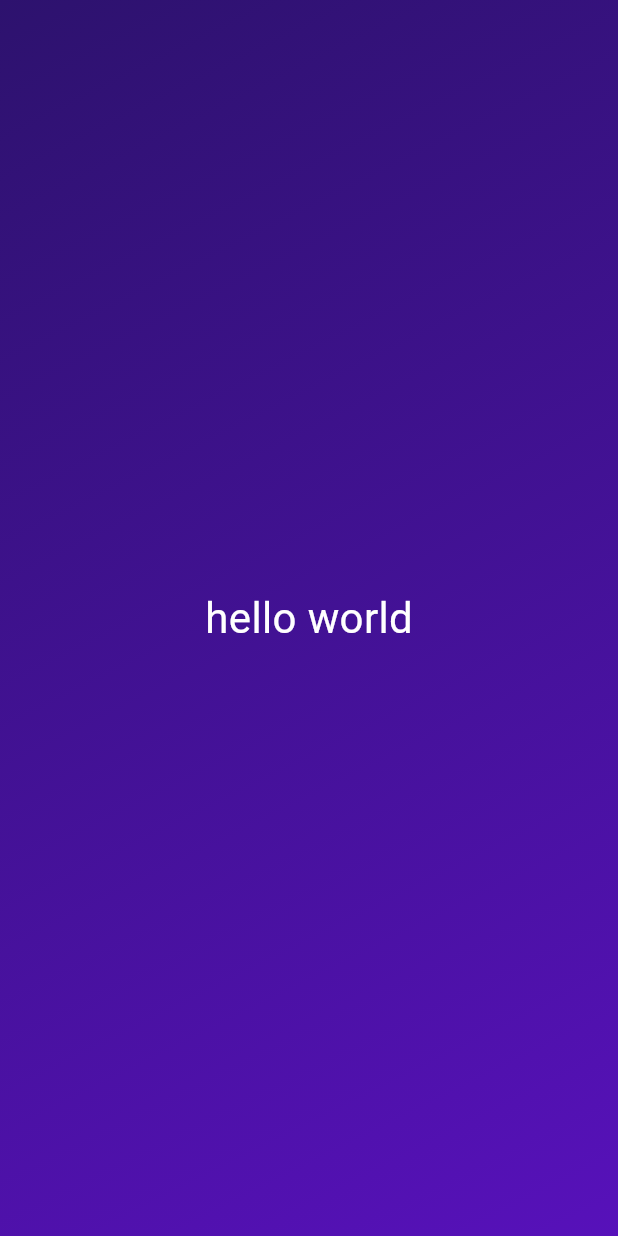
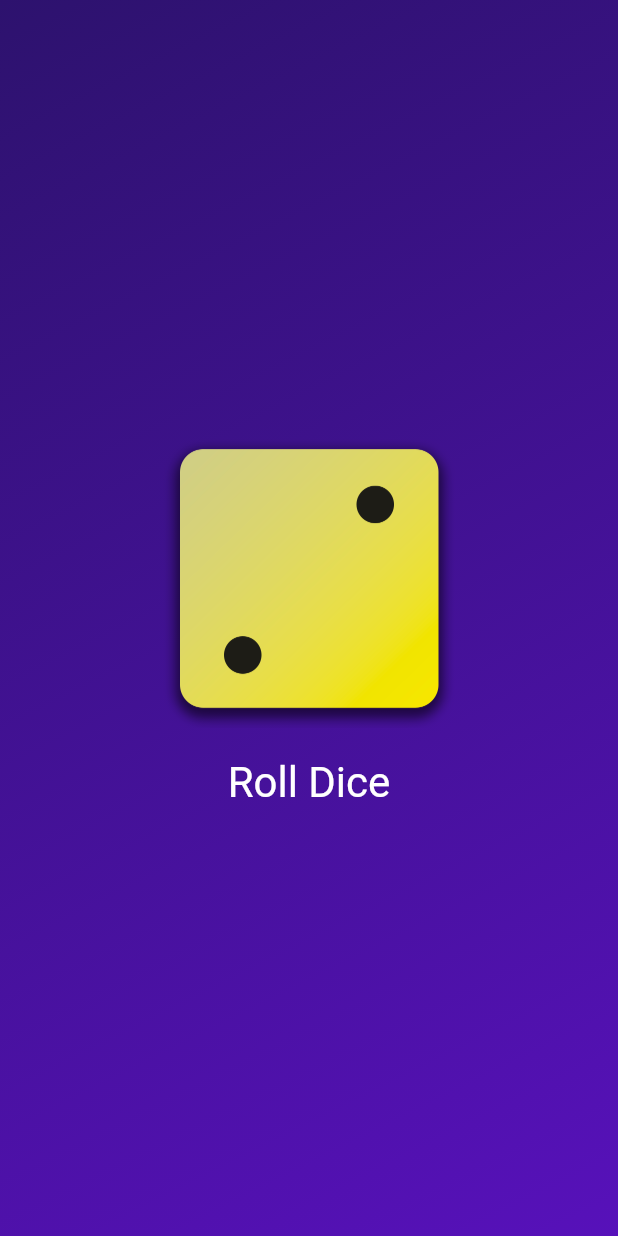
Before and after one commit to NaufalAssyafiqF/rollDiceApp-Maximilian, a Flutter app: the screen it shows after launch, on a phone screen of 412 x 824 dp. Run offline on Flutter 3.47's test engine with Material 3 defaults, Android fonts, the phone set to English and light mode, and no system bars.

Commit message:
add images dice, add text button, set randomize number handler

```diff
--- /dev/null
+++ b/lib/dice_roller.dart
@@ -0,0 +1,43 @@
+import 'package:flutter/material.dart';
+import 'dart:math';
+
+final randomizer = Random();
+
+class DiceRoller extends StatefulWidget {
+  const DiceRoller({super.key});
+
+  @override
+  State<DiceRoller> createState() => _DiceRollerState();
+}
+
+class _DiceRollerState extends State<DiceRoller> {
+  var currentRoll = 2;
+
+  void rollDice() {
+    setState(() {
+      currentRoll = randomizer.nextInt(5) + 1;
+    });
+  }
+
+  @override
+  Widget build(BuildContext context) {
+    return Column(
+      mainAxisSize: MainAxisSize.min,
+      children: [
+        Image.asset(
+          'assets/images/dice-$currentRoll.png',
+          width: 200,
+        ),
+        TextButton(
+          onPressed: rollDice,
+          style: TextButton.styleFrom(
+            padding: EdgeInsets.only(top: 20),
+            foregroundColor: Colors.white,
+            textStyle: TextStyle(fontSize: 28),
+          ),
+          child: const Text("Roll Dice"),
+        )
+      ],
+    );
+  }
+}
--- /dev/null
+++ b/lib/gradient_container.dart
@@ -0,0 +1,27 @@
+import 'package:diceroll_app/dice_roller.dart';
+import 'package:flutter/material.dart';
+
+class GradientContainer extends StatelessWidget {
+  const GradientContainer(this.color1, this.color2, {super.key});
+
+  final Color color1;
+  final Color color2;
+
+  @override
+  Widget build(BuildContext context) {
+    return Container(
+      decoration: BoxDecoration(
+        gradient: LinearGradient(
+          colors: [
+            color1, color2
+            // Color.fromARGB(255, 45, 18, 110),
+            // Color.fromARGB(255, 87, 17, 186)
+          ],
+          begin: Alignment.topLeft,
+          end: Alignment.bottomRight,
+        ),
+      ),
+      child: Center(child: DiceRoller()),
+    );
+  }
+}
--- a/lib/main.dart
+++ b/lib/main.dart
@@ -1,38 +1,12 @@
 import 'package:flutter/material.dart';
+import 'package:diceroll_app/gradient_container.dart';
 
 void main() {
   runApp(
-    const MaterialApp(
+    MaterialApp(
       home: Scaffold(
-        body: GradientContainer()
-      ),
+          body: GradientContainer(Color.fromARGB(255, 45, 18, 110),
+              Color.fromARGB(255, 87, 17, 186))),
     ),
   );
 }
-
-class GradientContainer extends StatelessWidget {
-  const GradientContainer({super.key});
-
-  @override
-  Widget build(BuildContext context) {
-    return Container(
-          decoration: const BoxDecoration(
-            gradient: LinearGradient(
-              colors: [
-                Color.fromARGB(255, 45, 18, 110),
-                Color.fromARGB(255, 87, 17, 186)
-              ],
-              begin: Alignment.topLeft,
-              end: Alignment.bottomRight,
-            ),
-          ),
-          child: Center(
-            child: Text(
-              "hello world",
-              style: TextStyle(fontSize: 28, color: Colors.white),
-            ),
-          ),
-        );
-  }
-
-}
--- /dev/null
+++ b/lib/style_text.dart
@@ -0,0 +1,15 @@
+import 'package:flutter/material.dart';
+
+class StyleText extends StatelessWidget {
+  const StyleText(this.text, {super.key});
+
+  final String text;
+
+  @override
+  Widget build(BuildContext context) {
+    return Text(
+      text,
+      style: TextStyle(fontSize: 28, color: Colors.white),
+    );
+  }
+}
```
Also changed, not shown: pubspec.yaml (+8 -5 lines), assets/images/dice-1.png (added), assets/images/dice-2.png (added), assets/images/dice-3.png (added), assets/images/dice-4.png (added), assets/images/dice-5.png (added), assets/images/dice-6.png (added).
